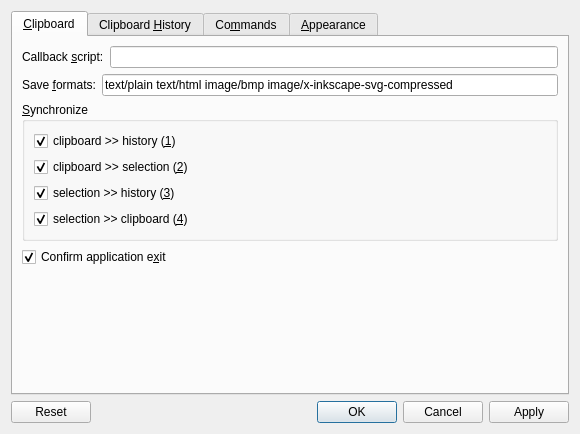
This is src/configurationmanager.ui in hluk/CopyQ as Qt 5 draws it before an edit. The edited form follows.
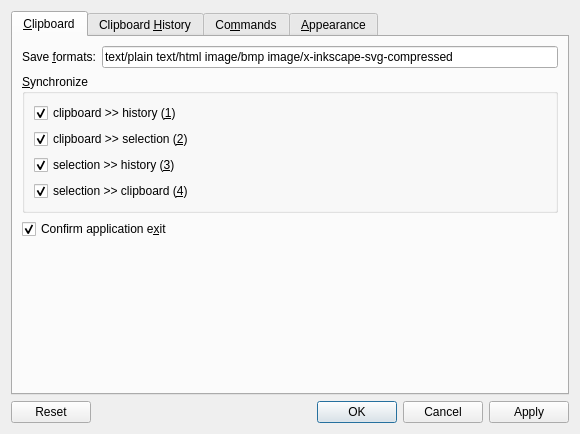
This is the edited form.

Commit message: cleaned; bugs; callback removed (same as automatic command with empty Match field)

The edit to the form file:
```diff
--- a/src/configurationmanager.ui
+++ b/src/configurationmanager.ui
@@ -30,33 +30,7 @@
         </attribute>
         <layout class="QGridLayout" name="gridLayout_2">
          <item row="1" column="0">
-          <layout class="QVBoxLayout" name="verticalLayout_2" stretch="0,0,0,0,0">
-           <item>
-            <layout class="QHBoxLayout" name="horizontalLayout">
-             <property name="topMargin">
-              <number>0</number>
-             </property>
-             <property name="rightMargin">
-              <number>0</number>
-             </property>
-             <property name="bottomMargin">
-              <number>0</number>
-             </property>
-             <item>
-              <widget class="QLabel" name="label_2">
-               <property name="text">
-                <string>Callback &amp;script:</string>
-               </property>
-               <property name="buddy">
-                <cstring>lineEditScript</cstring>
-               </property>
-              </widget>
-             </item>
-             <item>
-              <widget class="QLineEdit" name="lineEditScript"/>
-             </item>
-            </layout>
-           </item>
+          <layout class="QVBoxLayout" name="verticalLayout_2" stretch="0,0,0,0">
            <item>
             <layout class="QHBoxLayout" name="horizontalLayout_3">
              <item>
```
Left out of the diff: 1 changed line with no effect on the pictures. The commit also changes 5 other files.
